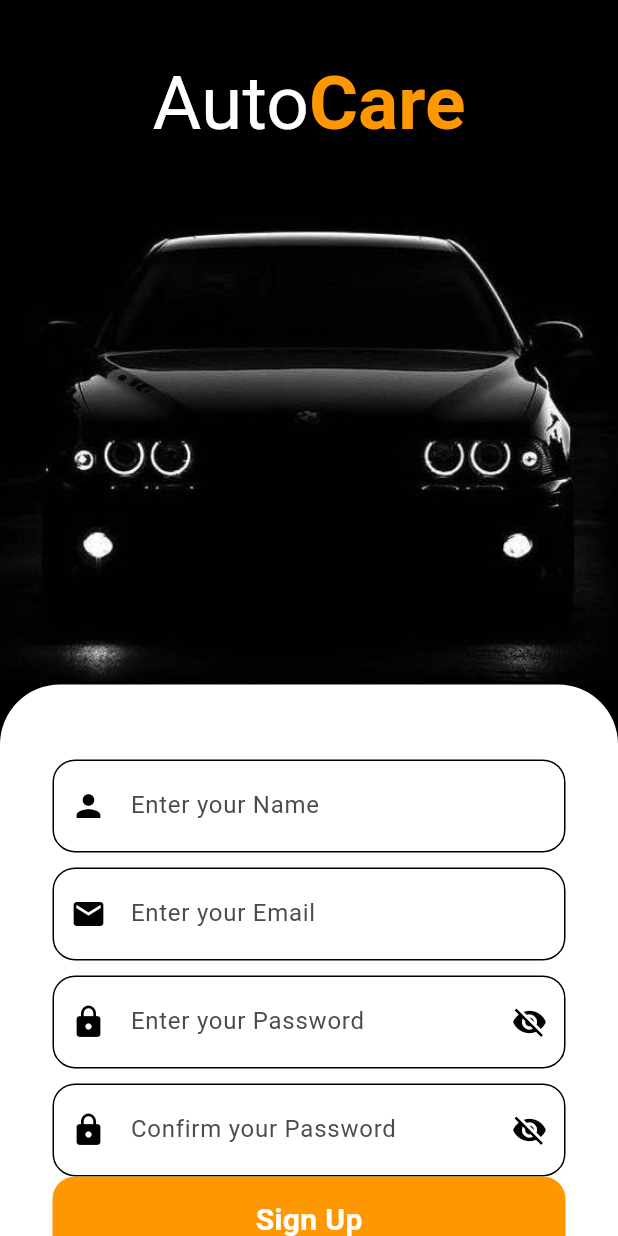
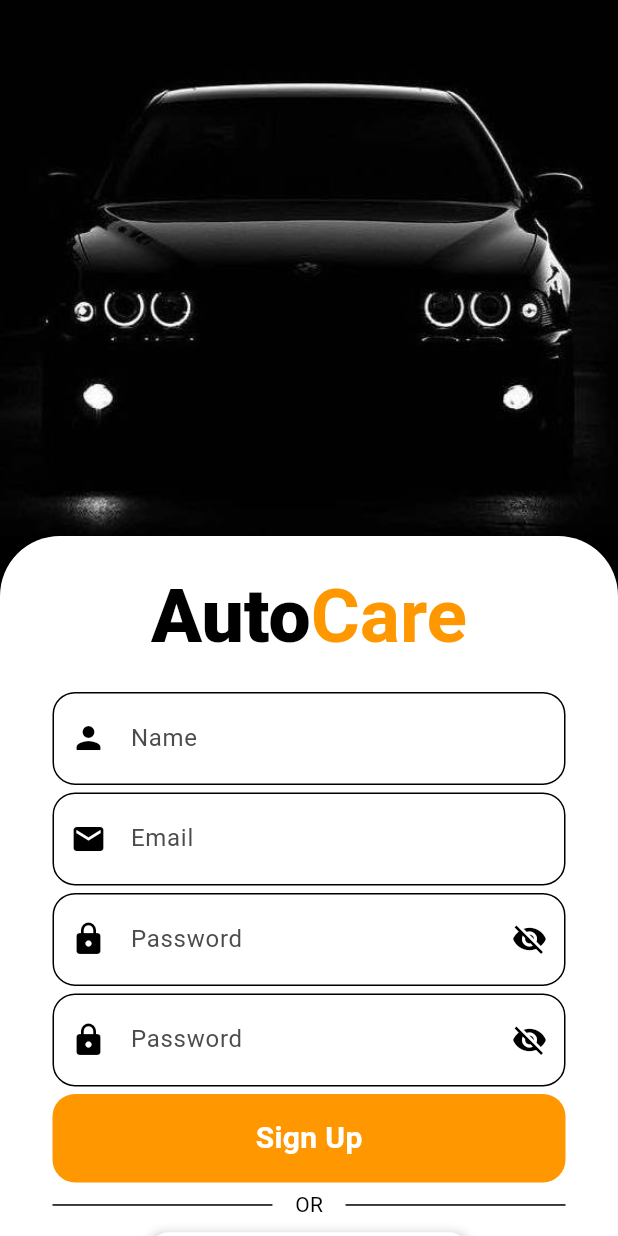
Before and after one commit to TechPyllars2024/AutoCareCarOwners, a Flutter app: the SignupScreen screen opened directly, on a phone screen of 412 x 824 dp. Run offline on Flutter 3.47's test engine with Material 3 defaults, Android fonts, the phone set to English and light mode, and no system bars; drawn by our look-alikes of flutter_animate; our stand-ins replace cloud_firestore, curved_navigation_bar, firebase_auth, firebase_core, google_sign_in, lottie; accounts and stored records are empty.

Commit message:
update: changed sign up page to follow the mock up

```diff
--- a/lib/Authentication/screens/signup.dart
+++ b/lib/Authentication/screens/signup.dart
@@ -136,31 +136,7 @@ class _SignupScreenState extends State<SignupScreen> {
               child: Column(
                 crossAxisAlignment: CrossAxisAlignment.center,
                 children: <Widget>[
-                  Container(
-                    margin: const EdgeInsets.only(top: 40),
-                    child: RichText(
-                      text: const TextSpan(
-                        children: [
-                          TextSpan(
-                            text: "Auto",
-                            style: TextStyle(
-                              fontWeight: FontWeight.normal,
-                              fontSize: 50,
-                              color: Colors.white,
-                            ),
-                          ),
-                          TextSpan(
-                            text: "Care",
-                            style: TextStyle(
-                              fontWeight: FontWeight.bold,
-                              fontSize: 50,
-                              color: Colors.orange, // Different color
-                            ),
-                          ),
-                        ],
-                      ),
-                    ).animate().fadeIn(duration: const Duration(seconds: 3)),
-                  ),
+
 
                   // Sign Up Image
                   const CarImageWidget(imagePath: 'lib/Authentication/assets/images/car.png').animate()
@@ -169,7 +145,7 @@ class _SignupScreenState extends State<SignupScreen> {
                   Stack(
                     children: [Container(
                       height: MediaQuery.of(context).size.height,
-                      padding: const EdgeInsets.only(top: 50),
+                      padding: const EdgeInsets.only(top: 25),
 
                       decoration: BoxDecoration(
                         borderRadius: BorderRadius.only(
@@ -183,37 +159,63 @@ class _SignupScreenState extends State<SignupScreen> {
                         padding: const EdgeInsets.symmetric(horizontal: 35.0),
                         child: Column(
                           children: <Widget>[
+                            Container(
+                              margin: const EdgeInsets.only(bottom: 20),
+                              child: RichText(
+                                text: const TextSpan(
+                                  children: [
+                                    TextSpan(
+                                      text: "Auto",
+                                      style: TextStyle(
+                                        fontWeight: FontWeight.w900,
+                                        fontSize: 50,
+                                        color: Colors.black,
+                                      ),
+                                    ),
+                                    TextSpan(
+                                      text: "Care",
+                                      style: TextStyle(
+                                        fontWeight: FontWeight.bold,
+                                        fontSize: 50,
+                                        color: Colors.orange, // Different color
+                                      ),
+                                    ),
+                                  ],
+                                ),
+                              ),
+                            ),
                             TextFieldInput(
                                 icon: Icons.person,
                                 textEditingController: nameController,
-                                hintText: 'Enter your Name',
+                                hintText: 'Name',
                                 textInputType: TextInputType.text),
-                            SizedBox(height: 10),
+                            SizedBox(height: 5),
                             TextFieldInput(
                                 icon: Icons.email,
                                 textEditingController: emailController,
-                                hintText: 'Enter your Email',
+                                hintText: 'Email',
                                 textInputType: TextInputType.text),
-                            SizedBox(height: 10),
+                            SizedBox(height: 5),
                             TextFieldPassword(
                               icon: Icons.lock,
                               textEditingController: passwordController,
-                              hintText: 'Enter your Password',
+                              hintText: 'Password',
                               textInputType: TextInputType.text,
                               isPass: true,
                             ),
-                            SizedBox(height: 10),
+                            SizedBox(height: 5),
                             TextFieldPassword(
                               icon: Icons.lock,
                               textEditingController: confirmPasswordController,
-                              hintText: 'Confirm your Password',
+                              hintText: 'Password',
                               textInputType: TextInputType.text,
                               isPass: true,
                             ),
 
+                            SizedBox(height: 5),
                             // Sign Up Button
                             MyButtons(onTap: signupUser, text: "Sign Up"),
-
+                            SizedBox(height: 5),
                             // Sign Up OR
                             const Or(),
 
@@ -225,7 +227,7 @@ class _SignupScreenState extends State<SignupScreen> {
                             ),
 
                             // Already have an account? Log In
-                            const SizedBox(height: 30),
+                            const SizedBox(height: 10),
                             TextButton(
                               onPressed: () {
                                 // Handle navigation to login screen
@@ -258,7 +260,7 @@ class _SignupScreenState extends State<SignupScreen> {
                         ),
                       ),
                     ).animate()
-                     .slide(duration: const Duration(milliseconds: 2000),
+                     .slide(duration: const Duration(milliseconds: 1500),
                             curve: Curves.easeInOut,
                             begin: const Offset(0, 1),
                             end: const Offset(0, 0)),
```
